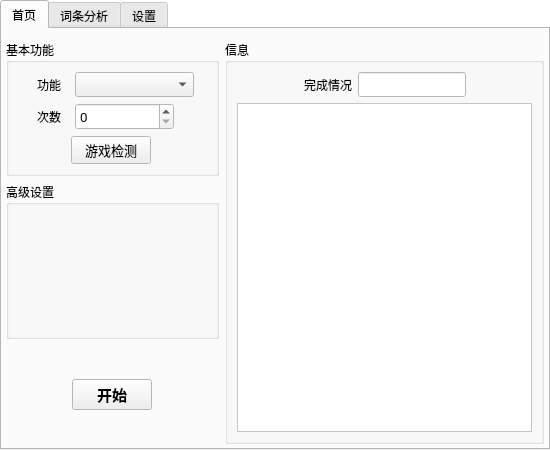
This is src/ui/mainui.ui in AquamarineCyan/OnmyojiDesktopAssistant as Qt 5 draws it before an edit. The edited form follows.
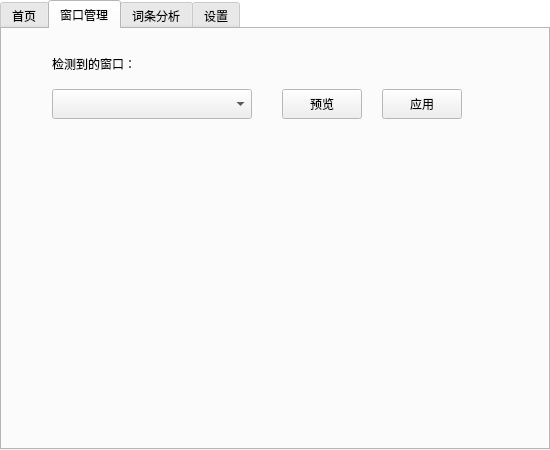
This is the edited form. The open tabs and pages were chosen to show the change.

Commit message: :sparkles: 游戏窗口管理可视化

```diff
--- a/src/ui/mainui.ui
+++ b/src/ui/mainui.ui
@@ -819,6 +819,73 @@
         </item>
        </layout>
       </widget>
+      <widget class="QWidget" name="tab_window_manager">
+       <attribute name="title">
+        <string>窗口管理</string>
+       </attribute>
+       <widget class="QComboBox" name="tab_window_manager_comboBox">
+        <property name="geometry">
+         <rect>
+          <x>50</x>
+          <y>60</y>
+          <width>200</width>
+          <height>30</height>
+         </rect>
+        </property>
+       </widget>
+       <widget class="QPushButton" name="tab_window_manager_apply_button">
+        <property name="geometry">
+         <rect>
+          <x>380</x>
+          <y>60</y>
+          <width>80</width>
+          <height>30</height>
+         </rect>
+        </property>
+        <property name="text">
+         <string>应用</string>
+        </property>
+       </widget>
+       <widget class="QLabel" name="tab_window_manager_label">
+        <property name="geometry">
+         <rect>
+          <x>50</x>
+          <y>20</y>
+          <width>100</width>
+          <height>30</height>
+         </rect>
+        </property>
+        <property name="text">
+         <string>检测到的窗口：</string>
+        </property>
+       </widget>
+       <widget class="QPushButton" name="tab_window_manager_preview_button">
+        <property name="geometry">
+         <rect>
+          <x>280</x>
+          <y>60</y>
+          <width>80</width>
+          <height>30</height>
+         </rect>
+        </property>
+        <property name="text">
+         <string>预览</string>
+        </property>
+       </widget>
+       <widget class="QLabel" name="tab_window_manager_preview_image">
+        <property name="geometry">
+         <rect>
+          <x>50</x>
+          <y>140</y>
+          <width>400</width>
+          <height>250</height>
+         </rect>
+        </property>
+        <property name="text">
+         <string/>
+        </property>
+       </widget>
+      </widget>
       <widget class="QWidget" name="tab_valid">
        <attribute name="title">
         <string>词条分析</string>
```
Left out of the diff: 6 changed lines with no effect on the pictures. The commit also changes 10 other files.
